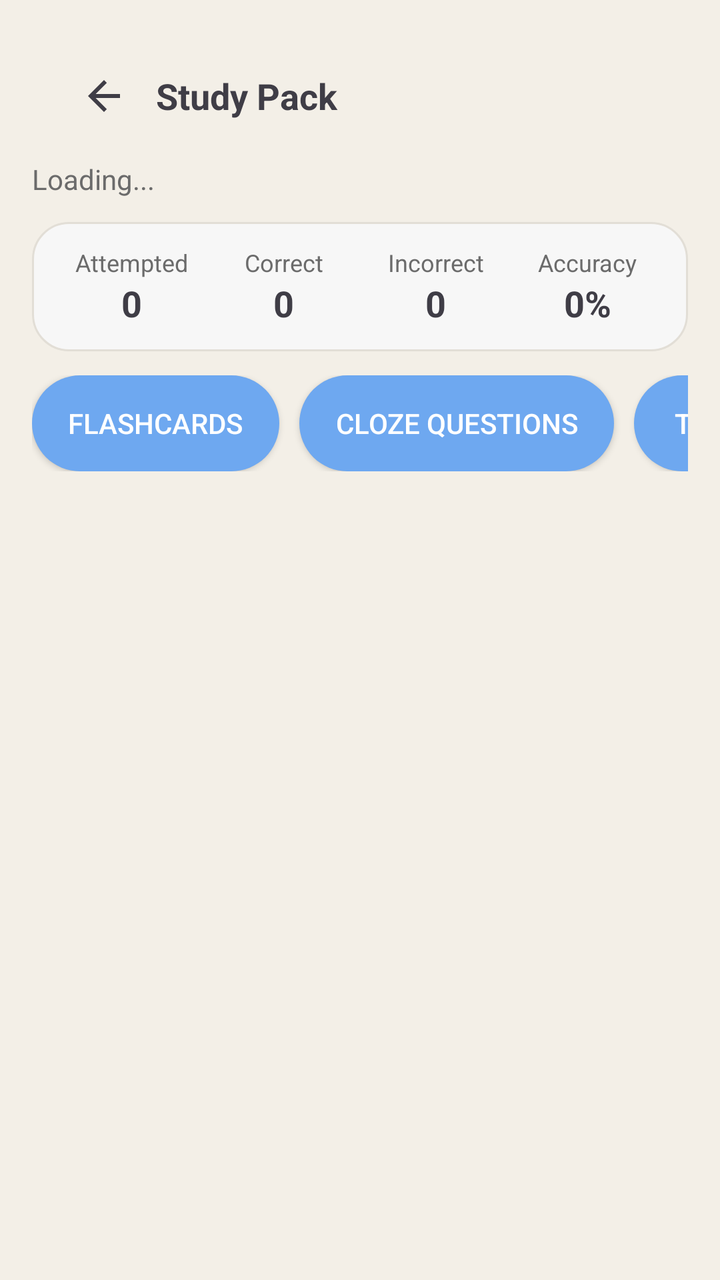
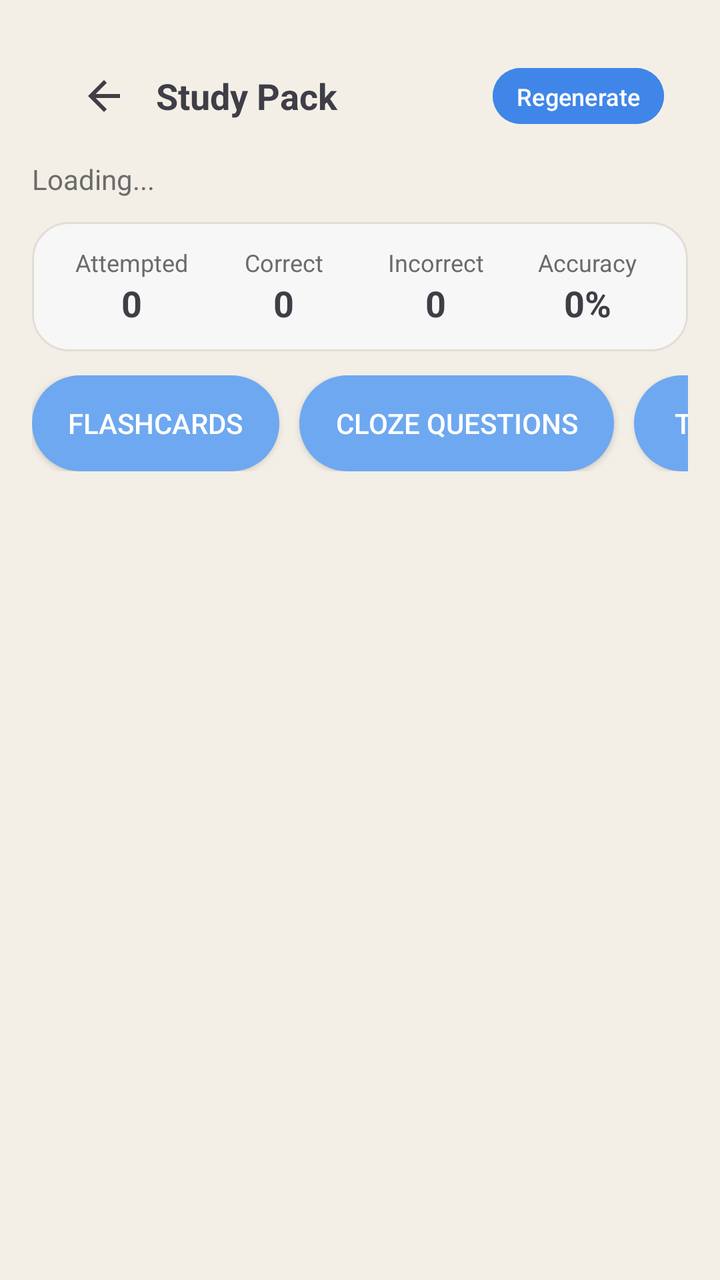

Two renders of the same Android screen: before a commit and after it. Below are the layout's source before the change and the commit's diff.
<!-- AndroidManifest.xml: application theme Theme.FinalYearProject -->
<!-- res/layout/activity_study_pack.xml -->
<?xml version="1.0" encoding="utf-8"?>
<LinearLayout xmlns:android="http://schemas.android.com/apk/res/android"
    xmlns:app="http://schemas.android.com/apk/res-auto"
    android:layout_width="match_parent"
    android:layout_height="match_parent"
    android:orientation="vertical"
    android:padding="16dp"
    android:background="@color/study_screen_bg">

    <androidx.appcompat.widget.Toolbar
        android:id="@+id/studyToolbar"
        android:layout_width="match_parent"
        android:layout_height="wrap_content"
        android:background="@color/study_screen_bg"
        android:minHeight="?attr/actionBarSize"
        android:paddingStart="4dp"
        android:paddingEnd="8dp">

        <LinearLayout
            android:layout_width="match_parent"
            android:layout_height="wrap_content"
            android:orientation="horizontal"
            android:gravity="center_vertical">

            <ImageButton
                android:id="@+id/toolbarBackBtn"
                android:layout_width="40dp"
                android:layout_height="40dp"
                android:layout_marginEnd="2dp"
                android:background="?attr/selectableItemBackgroundBorderless"
                android:contentDescription="Back"
                android:padding="8dp"
                android:src="@drawable/ic_arrow_back"
                app:tint="@color/study_text_primary" />

            <TextView
                android:id="@+id/toolbarTitle"
                android:layout_width="0dp"
                android:layout_height="wrap_content"
                android:layout_weight="1"
                android:layout_marginStart="4dp"
                android:ellipsize="end"
                android:maxLines="1"
                android:text="Study Pack"
                android:textColor="@color/study_text_primary"
                android:textSize="18sp"
                android:textStyle="bold" />
        </LinearLayout>

    </androidx.appcompat.widget.Toolbar>

    <TextView
        android:id="@+id/studyPackStatusTV"
        android:layout_width="match_parent"
        android:layout_height="wrap_content"
        android:text="Loading..."
        android:textSize="14sp"
        android:textColor="@color/study_text_secondary"
        android:paddingBottom="12dp" />

    <LinearLayout
        android:id="@+id/statsBarLayout"
        android:layout_width="match_parent"
        android:layout_height="wrap_content"
        android:orientation="horizontal"
        android:background="@drawable/study_card_background"
        android:padding="12dp"
        android:layout_marginBottom="12dp"
        android:gravity="center">

        <LinearLayout
            android:layout_width="0dp"
            android:layout_height="wrap_content"
            android:layout_weight="1"
            android:orientation="vertical"
            android:gravity="center">

            <TextView
                android:layout_width="wrap_content"
                android:layout_height="wrap_content"
                android:text="Attempted"
                android:textSize="12sp"
                android:textColor="@color/study_text_secondary" />

            <TextView
                android:id="@+id/statsAttemptedTv"
                android:layout_width="wrap_content"
                android:layout_height="wrap_content"
                android:text="0"
                android:textSize="18sp"
                android:textStyle="bold"
                android:textColor="@color/study_text_primary" />
        </LinearLayout>

        <LinearLayout
            android:layout_width="0dp"
            android:layout_height="wrap_content"
            android:layout_weight="1"
            android:orientation="vertical"
            android:gravity="center">

            <TextView
                android:layout_width="wrap_content"
                android:layout_height="wrap_content"
                android:text="Correct"
                android:textSize="12sp"
                android:textColor="@color/study_text_secondary" />

            <TextView
                android:id="@+id/statsCorrectTv"
                android:layout_width="wrap_content"
                android:layout_height="wrap_content"
                android:text="0"
                android:textSize="18sp"
                android:textStyle="bold"
                android:textColor="@color/study_text_primary" />
        </LinearLayout>

        <LinearLayout
            android:layout_width="0dp"
            android:layout_height="wrap_content"
            android:layout_weight="1"
            android:orientation="vertical"
            android:gravity="center">

            <TextView
                android:layout_width="wrap_content"
                android:layout_height="wrap_content"
                android:text="Incorrect"
                android:textSize="12sp"
                android:textColor="@color/study_text_secondary" />

            <TextView
                android:id="@+id/statsIncorrectTv"
                android:layout_width="wrap_content"
                android:layout_height="wrap_content"
                android:text="0"
                android:textSize="18sp"
                android:textStyle="bold"
                android:textColor="@color/study_text_primary" />
        </LinearLayout>

        <LinearLayout
            android:layout_width="0dp"
            android:layout_height="wrap_content"
            android:layout_weight="1"
            android:orientation="vertical"
            android:gravity="center">

            <TextView
                android:layout_width="wrap_content"
                android:layout_height="wrap_content"
                android:text="Accuracy"
                android:textSize="12sp"
                android:textColor="@color/study_text_secondary" />

            <TextView
                android:id="@+id/statsAccuracyTv"
                android:layout_width="wrap_content"
                android:layout_height="wrap_content"
                android:text="0%"
                android:textSize="18sp"
                android:textStyle="bold"
                android:textColor="@color/study_text_primary" />
        </LinearLayout>

    </LinearLayout>

    <ProgressBar
        android:id="@+id/studyPackProgress"
        android:layout_width="wrap_content"
        android:layout_height="wrap_content"
        android:layout_gravity="center_horizontal"
        android:visibility="gone" />

    <HorizontalScrollView
        android:id="@+id/studyPackTabsScroll"
        android:layout_width="match_parent"
        android:layout_height="wrap_content"
        android:scrollbars="none"
        android:fillViewport="false"
        android:layout_marginBottom="12dp">

        <LinearLayout
            android:layout_width="wrap_content"
            android:layout_height="wrap_content"
            android:orientation="horizontal">

            <androidx.appcompat.widget.AppCompatButton
                android:id="@+id/btnFlashcards"
                android:layout_width="wrap_content"
                android:layout_height="wrap_content"
                android:layout_marginEnd="10dp"
                android:minWidth="120dp"
                android:minHeight="48dp"
                android:paddingStart="18dp"
                android:paddingEnd="18dp"
                android:paddingTop="10dp"
                android:paddingBottom="10dp"
                android:text="Flashcards"
                android:background="@drawable/study_tab_unselected"
                android:textColor="@android:color/white" />

            <androidx.appcompat.widget.AppCompatButton
                android:id="@+id/btnCloze"
                android:layout_width="wrap_content"
                android:layout_height="wrap_content"
                android:layout_marginEnd="10dp"
                android:minWidth="120dp"
                android:minHeight="48dp"
                android:paddingStart="18dp"
                android:paddingEnd="18dp"
                android:paddingTop="10dp"
                android:paddingBottom="10dp"
                android:text="Cloze Questions"
                android:background="@drawable/study_tab_unselected"
                android:textColor="@android:color/white" />

            <androidx.appcompat.widget.AppCompatButton
                android:id="@+id/btnTrueFalse"
                android:layout_width="wrap_content"
                android:layout_height="wrap_content"
                android:layout_marginEnd="10dp"
                android:minWidth="120dp"
                android:minHeight="48dp"
                android:paddingStart="18dp"
                android:paddingEnd="18dp"
                android:paddingTop="10dp"
                android:paddingBottom="10dp"
                android:text="True/False"
                android:background="@drawable/study_tab_unselected"
                android:textColor="@android:color/white" />

            <androidx.appcompat.widget.AppCompatButton
                android:id="@+id/btnMcq"
                android:layout_width="wrap_content"
                android:layout_height="wrap_content"
                android:layout_marginEnd="10dp"
                android:minWidth="120dp"
                android:minHeight="48dp"
                android:paddingStart="18dp"
                android:paddingEnd="18dp"
                android:paddingTop="10dp"
                android:paddingBottom="10dp"
                android:text="MCQ's"
                android:background="@drawable/study_tab_unselected"
                android:textColor="@android:color/white" />

            <androidx.appcompat.widget.AppCompatButton
                android:id="@+id/btnMatching"
                android:layout_width="wrap_content"
                android:layout_height="wrap_content"
                android:layout_marginEnd="10dp"
                android:minWidth="120dp"
                android:minHeight="48dp"
                android:paddingStart="18dp"
                android:paddingEnd="18dp"
                android:paddingTop="10dp"
                android:paddingBottom="10dp"
                android:text="Matching Pairs"
                android:background="@drawable/study_tab_unselected"
                android:textColor="@android:color/white" />
        </LinearLayout>
    </HorizontalScrollView>

    <TextView
        android:id="@+id/pagerCounterTV"
        android:layout_width="wrap_content"
        android:layout_height="wrap_content"
        android:text="Item 1 of 1"
        android:textSize="14sp"
        android:textColor="@color/study_text_secondary"
        android:paddingBottom="10dp"
        android:visibility="gone" />

    <androidx.viewpager2.widget.ViewPager2
        android:id="@+id/studyViewPager"
        android:layout_width="match_parent"
        android:layout_height="0dp"
        android:layout_weight="1"
        android:visibility="gone" />

    <androidx.recyclerview.widget.RecyclerView
        android:id="@+id/studyPackRecyclerView"
        android:layout_width="match_parent"
        android:layout_height="0dp"
        android:layout_weight="1"
        android:visibility="visible" />

    <LinearLayout
        android:id="@+id/matchingGameContainer"
        android:layout_width="match_parent"
        android:layout_height="0dp"
        android:layout_weight="1"
        android:orientation="vertical"
        android:visibility="gone">

        <TextView
            android:id="@+id/matchingProgressTV"
            android:layout_width="wrap_content"
            android:layout_height="wrap_content"
            android:text="Matched 0 of 0"
            android:textSize="14sp"
            android:textColor="@color/study_text_secondary"
            android:paddingBottom="10dp" />

        <androidx.recyclerview.widget.RecyclerView
            android:id="@+id/matchingUnmatchedRecyclerView"
            android:layout_width="match_parent"
            android:layout_height="0dp"
            android:layout_weight="1"
            android:overScrollMode="never" />

        <TextView
            android:id="@+id/matchingDoneLabelTV"
            android:layout_width="wrap_content"
            android:layout_height="wrap_content"
            android:text="Matched Pairs"
            android:textStyle="bold"
            android:textSize="15sp"
            android:textColor="@color/study_text_primary"
            android:paddingTop="12dp"
            android:paddingBottom="8dp" />

        <androidx.recyclerview.widget.RecyclerView
            android:id="@+id/matchingDoneRecyclerView"
            android:layout_width="match_parent"
            android:layout_height="180dp"
            android:overScrollMode="never" />
    </LinearLayout>
</LinearLayout>
<!-- resources referenced by this layout -->
<resources>
  <color name="study_screen_bg">#F3EFE7</color>
  <color name="study_text_primary">#3F3D46</color>
  <color name="study_text_secondary">#6B6B6B</color>
  <!-- drawable ic_arrow_back (drawable) -->
  <vector xmlns:android="http://schemas.android.com/apk/res/android" android:autoMirrored="true" android:height="24dp" android:tint="#000000" android:viewportHeight="24" android:viewportWidth="24" android:width="24dp">
        
      <path android:fillColor="@android:color/white" android:pathData="M20,11H7.83l5.59,-5.59L12,4l-8,8 8,8 1.41,-1.41L7.83,13H20v-2z"/>
      
  </vector>
  <!-- drawable study_card_background (drawable) -->
  <shape xmlns:android="http://schemas.android.com/apk/res/android">
      <solid android:color="@color/study_card_bg" />
      <corners android:radius="18dp" />
      <stroke
          android:width="1dp"
          android:color="#E2DED6" />
  </shape>
  <!-- drawable study_tab_unselected (drawable) -->
  <shape xmlns:android="http://schemas.android.com/apk/res/android">
      <solid android:color="@color/study_tab_unselected" />
      <corners android:radius="24dp" />
  </shape>
  <style name="Theme.FinalYearProject" parent="Theme.Material3.DayNight.NoActionBar">
          <item name="colorPrimary">@color/md_primary</item>
          <item name="colorSecondary">@color/md_secondary</item>
          <item name="colorTertiary">@color/md_tertiary</item>
  
          <item name="android:colorBackground">@color/md_background</item>
          <item name="colorSurface">@color/md_surface</item>
          <item name="colorOutline">@color/md_outline</item>
  
          <item name="colorOnPrimary">@color/md_onPrimary</item>
          <item name="colorOnSecondary">@color/md_onSecondary</item>
          <item name="colorOnSurface">@color/md_onSurface</item>
      </style>
  <color name="study_card_bg">#F7F7F7</color>
  <color name="study_tab_unselected">#6EA8F0</color>
  <color name="md_primary">#7FBF9B</color>
  <color name="md_secondary">#5F9E86</color>
  <color name="md_tertiary">#B9A6D3</color>
  <color name="md_background">#F6F1E8</color>
  <color name="md_surface">#FBF7F0</color>
  <color name="md_outline">#D7D0C5</color>
  <color name="md_onPrimary">#FFFFFF</color>
  <color name="md_onSecondary">#FFFFFF</color>
  <color name="md_onSurface">#1E1E1E</color>
</resources>

<!-- the commit's change to res/layout/activity_study_pack.xml (unified diff, before → after) -->
@@ -45,6 +45,21 @@
                 android:textColor="@color/study_text_primary"
                 android:textSize="18sp"
                 android:textStyle="bold" />
+
+            <Button
+                android:id="@+id/toolbarRegenerateBtn"
+                android:layout_width="wrap_content"
+                android:layout_height="36dp"
+                android:layout_marginStart="8dp"
+                android:backgroundTint="@color/study_tab_selected"
+                android:text="Regenerate"
+                android:textAllCaps="false"
+                android:textColor="@android:color/white"
+                android:textSize="12sp"
+                android:minWidth="0dp"
+                android:minHeight="0dp"
+                android:paddingStart="12dp"
+                android:paddingEnd="12dp" />
         </LinearLayout>
 
     </androidx.appcompat.widget.Toolbar>
<!-- resource entries referenced after the edit -->
@@ -1,6 +1,7 @@
 <!-- resources referenced by this layout -->
 <resources>
   <color name="study_screen_bg">#F3EFE7</color>
+  <color name="study_tab_selected">#3F86E8</color>
   <color name="study_text_primary">#3F3D46</color>
   <color name="study_text_secondary">#6B6B6B</color>
   <!-- drawable ic_arrow_back (drawable) -->
